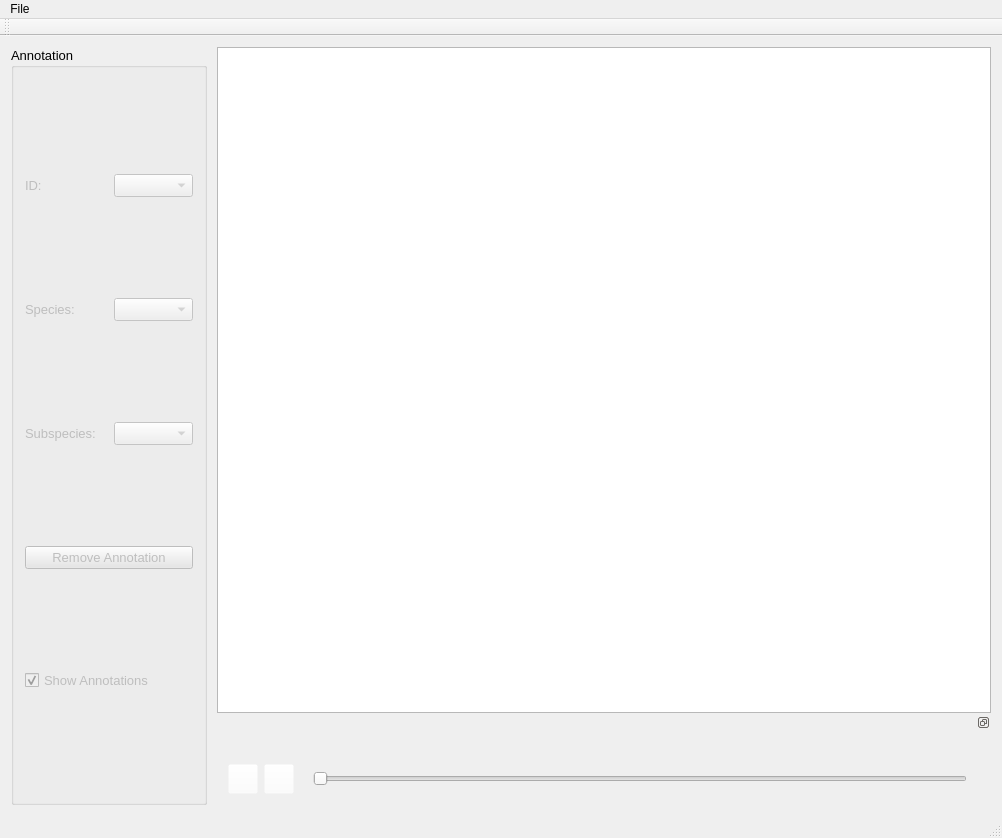
The window that src/image_annotator/mainwindow.ui (cvisionai/Tator-Native) describes before a commit, drawn with Qt 5.
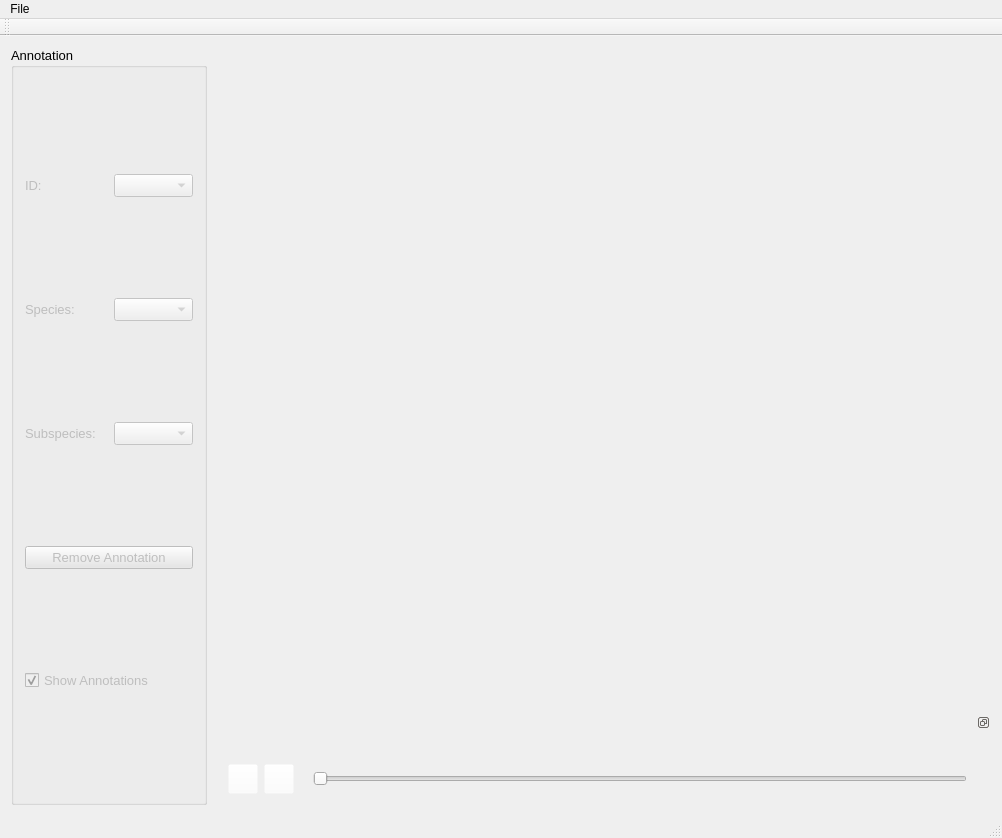
The same window after the commit.

Commit message: Update image annotator to use new annotation view class

Patch:
```diff
--- a/src/image_annotator/mainwindow.ui
+++ b/src/image_annotator/mainwindow.ui
@@ -205,11 +205,7 @@
          </layout>
         </item>
         <item>
-         <layout class="QHBoxLayout" name="videoWindowLayout">
-          <item>
-           <widget class="QGraphicsView" name="imageWindow"/>
-          </item>
-         </layout>
+         <layout class="QHBoxLayout" name="videoWindowLayout"/>
         </item>
         <item>
          <widget class="QDockWidget" name="dockWidget">
```
The commit also changes 2 other files.
